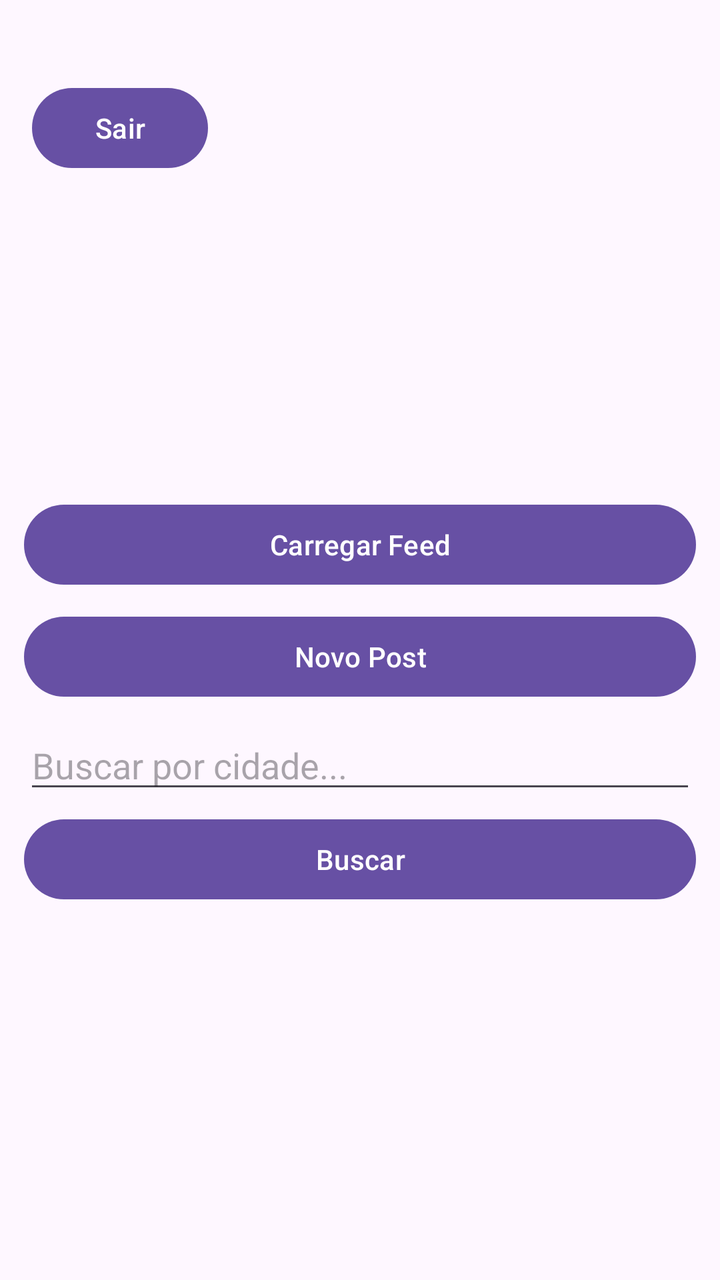
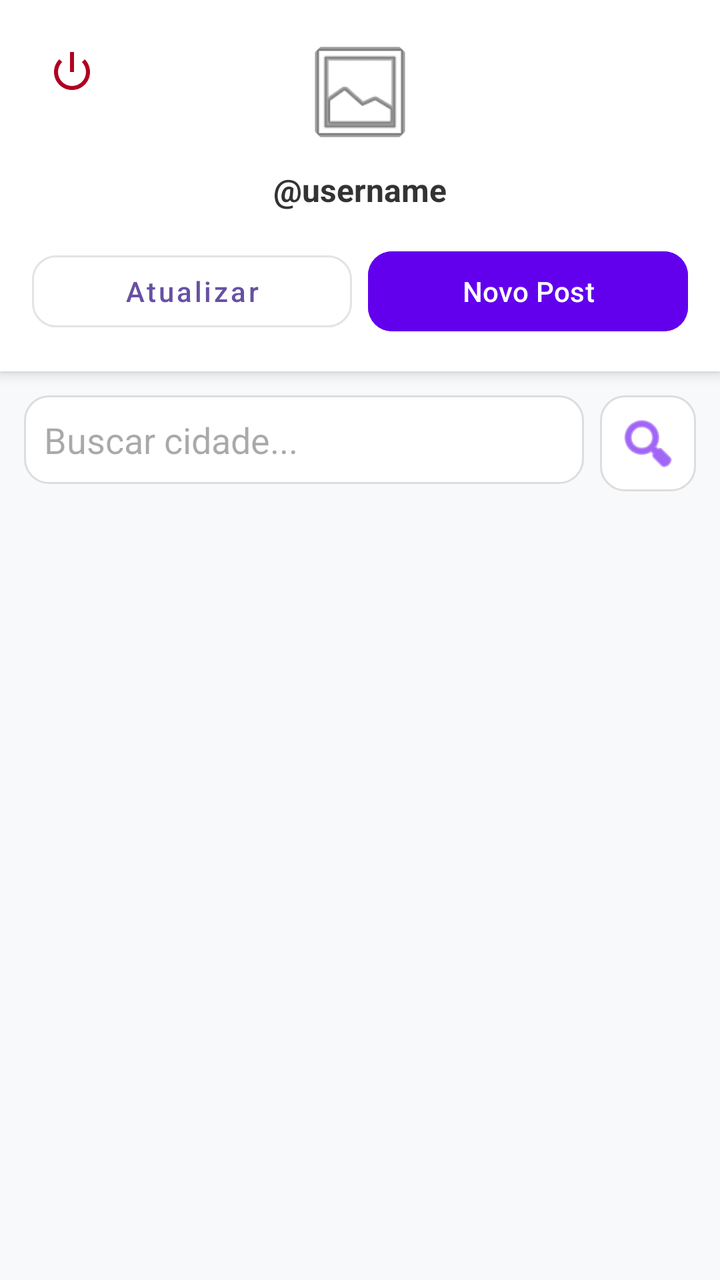

Two renders of the same Android screen: before a commit and after it. Below are the layout's source before the change and the commit's diff.
<!-- AndroidManifest.xml: application theme Theme.MicroRedeSocial -->
<!-- res/layout/activity_home.xml -->
<?xml version="1.0" encoding="utf-8"?>
<androidx.constraintlayout.widget.ConstraintLayout
    xmlns:android="http://schemas.android.com/apk/res/android"
    xmlns:app="http://schemas.android.com/apk/res-auto"
    android:layout_width="match_parent"
    android:layout_height="match_parent">

    <Button
        android:id="@+id/btnLogout"
        android:layout_width="wrap_content"
        android:layout_height="wrap_content"
        android:text="Sair"
        android:layout_marginTop="40dp"
        android:layout_marginStart="16dp"
        app:layout_constraintTop_toTopOf="parent"
        app:layout_constraintStart_toStartOf="parent"/>

    <ImageView
        android:id="@+id/imageProfile"
        android:layout_width="80dp"
        android:layout_height="80dp"
        android:layout_marginTop="32dp"
        app:layout_constraintTop_toBottomOf="@id/btnLogout"
        app:layout_constraintStart_toStartOf="parent"
        app:layout_constraintEnd_toEndOf="parent"/>

    <TextView
        android:id="@+id/textUsername"
        android:layout_width="wrap_content"
        android:layout_height="wrap_content"
        android:textSize="18sp"
        android:layout_marginTop="12dp"
        app:layout_constraintTop_toBottomOf="@id/imageProfile"
        app:layout_constraintStart_toStartOf="parent"
        app:layout_constraintEnd_toEndOf="parent"/>

    <Button
        android:id="@+id/btnCarregarFeed"
        android:layout_width="0dp"
        android:layout_height="wrap_content"
        android:text="Carregar Feed"
        android:textAllCaps="false"
        android:layout_marginHorizontal="12dp"
        android:layout_marginTop="12dp"
        app:layout_constraintTop_toBottomOf="@id/textUsername"
        app:layout_constraintStart_toStartOf="parent"
        app:layout_constraintEnd_toEndOf="parent"/>

    <Button
        android:id="@+id/btnNovoPost"
        android:layout_width="0dp"
        android:layout_height="wrap_content"
        android:text="Novo Post"
        android:textAllCaps="false"
        android:layout_marginHorizontal="12dp"
        android:layout_marginTop="8dp"
        app:layout_constraintTop_toBottomOf="@id/btnCarregarFeed"
        app:layout_constraintStart_toStartOf="parent"
        app:layout_constraintEnd_toEndOf="parent"/>

    
    <EditText
        android:id="@+id/editBuscarCidade"
        android:layout_width="0dp"
        android:layout_height="wrap_content"
        android:hint="Buscar por cidade..."
        android:layout_marginHorizontal="12dp"
        android:layout_marginTop="8dp"
        app:layout_constraintTop_toBottomOf="@id/btnNovoPost"
        app:layout_constraintStart_toStartOf="parent"
        app:layout_constraintEnd_toEndOf="parent"/>

    
    <Button
        android:id="@+id/btnBuscarCidade"
        android:layout_width="0dp"
        android:layout_height="wrap_content"
        android:text="Buscar"
        android:textAllCaps="false"
        android:layout_marginHorizontal="12dp"
        android:layout_marginTop="4dp"
        app:layout_constraintTop_toBottomOf="@id/editBuscarCidade"
        app:layout_constraintStart_toStartOf="parent"
        app:layout_constraintEnd_toEndOf="parent"/>

    
    <androidx.recyclerview.widget.RecyclerView
        android:id="@+id/recyclerView"
        android:layout_width="0dp"
        android:layout_height="0dp"
        android:layout_marginTop="8dp"
        app:layout_constraintTop_toBottomOf="@id/btnBuscarCidade"
        app:layout_constraintBottom_toBottomOf="parent"
        app:layout_constraintStart_toStartOf="parent"
        app:layout_constraintEnd_toEndOf="parent"/>

</androidx.constraintlayout.widget.ConstraintLayout>
<!-- resources referenced by this layout -->
<resources>
  <style name="Theme.MicroRedeSocial" parent="Base.Theme.MicroRedeSocial" />
  <style name="Base.Theme.MicroRedeSocial" parent="Theme.Material3.DayNight.NoActionBar">
          
          
      </style>
</resources>

<!-- the commit's change to res/layout/activity_home.xml (unified diff, before → after) -->
@@ -3,93 +3,132 @@
     xmlns:android="http://schemas.android.com/apk/res/android"
     xmlns:app="http://schemas.android.com/apk/res-auto"
     android:layout_width="match_parent"
-    android:layout_height="match_parent">
+    android:layout_height="match_parent"
+    android:background="#F8F9FA">
 
-    <Button
-        android:id="@+id/btnLogout"
-        android:layout_width="wrap_content"
+    <androidx.cardview.widget.CardView
+        android:id="@+id/cardHeader"
+        android:layout_width="match_parent"
         android:layout_height="wrap_content"
-        android:text="Sair"
-        android:layout_marginTop="40dp"
-        android:layout_marginStart="16dp"
-        app:layout_constraintTop_toTopOf="parent"
-        app:layout_constraintStart_toStartOf="parent"/>
+        app:cardElevation="4dp"
+        app:cardCornerRadius="0dp"
+        app:layout_constraintTop_toTopOf="parent">
 
-    <ImageView
-        android:id="@+id/imageProfile"
-        android:layout_width="80dp"
-        android:layout_height="80dp"
-        android:layout_marginTop="32dp"
-        app:layout_constraintTop_toBottomOf="@id/btnLogout"
-        app:layout_constraintStart_toStartOf="parent"
-        app:layout_constraintEnd_toEndOf="parent"/>
+        <androidx.constraintlayout.widget.ConstraintLayout
+            android:layout_width="match_parent"
+            android:layout_height="wrap_content"
+            android:padding="16dp">
 
-    <TextView
-        android:id="@+id/textUsername"
-        android:layout_width="wrap_content"
+            <ImageButton
+                android:id="@+id/btnLogout"
+                android:layout_width="40dp"
+                android:layout_height="40dp"
+                android:background="?attr/selectableItemBackgroundBorderless"
+                android:src="@android:drawable/ic_lock_power_off"
+                app:tint="#B00020"
+                app:layout_constraintTop_toTopOf="parent"
+                app:layout_constraintStart_toStartOf="parent"/>
+
+            <androidx.cardview.widget.CardView
+                android:id="@+id/cardProfileFrame"
+                android:layout_width="60dp"
+                android:layout_height="60dp"
+                app:cardCornerRadius="30dp"
+                app:cardElevation="0dp"
+                app:layout_constraintTop_toTopOf="parent"
+                app:layout_constraintStart_toStartOf="parent"
+                app:layout_constraintEnd_toEndOf="parent">
+
+                <ImageView
+                    android:id="@+id/imageProfile"
+                    android:layout_width="match_parent"
+                    android:layout_height="match_parent"
+                    android:scaleType="centerCrop"
+                    android:src="@android:drawable/ic_menu_gallery" />
+            </androidx.cardview.widget.CardView>
+
+            <TextView
+                android:id="@+id/textUsername"
+                android:layout_width="wrap_content"
+                android:layout_height="wrap_content"
+                android:text="@username"
+                android:textSize="16sp"
+                android:textStyle="bold"
+                android:textColor="#333333"
+                android:layout_marginTop="8dp"
+                app:layout_constraintTop_toBottomOf="@id/cardProfileFrame"
+                app:layout_constraintStart_toStartOf="parent"
+                app:layout_constraintEnd_toEndOf="parent"/>
+
+            <LinearLayout
+                android:id="@+id/layoutActions"
+                android:layout_width="match_parent"
+                android:layout_height="wrap_content"
+                android:orientation="horizontal"
+                android:layout_marginTop="16dp"
+                app:layout_constraintTop_toBottomOf="@id/textUsername">
+
+                <Button
+                    android:id="@+id/btnCarregarFeed"
+                    style="@style/Widget.MaterialComponents.Button.OutlinedButton"
+                    android:layout_width="0dp"
+                    android:layout_height="wrap_content"
+                    android:layout_weight="1"
+                    android:layout_marginEnd="4dp"
+                    android:text="Atualizar"
+                    android:textAllCaps="false"
+                    app:cornerRadius="12dp"/>
+
+                <Button
+                    android:id="@+id/btnNovoPost"
+                    android:layout_width="0dp"
+                    android:layout_height="wrap_content"
+                    android:layout_weight="1"
+                    android:layout_marginStart="4dp"
+                    android:text="Novo Post"
+                    android:textAllCaps="false"
+                    android:backgroundTint="#6200EE"
+                    app:cornerRadius="12dp"/>
+            </LinearLayout>
+
+        </androidx.constraintlayout.widget.ConstraintLayout>
+    </androidx.cardview.widget.CardView>
+
+    <LinearLayout
+        android:id="@+id/searchContainer"
+        android:layout_width="match_parent"
         android:layout_height="wrap_content"
-        android:textSize="18sp"
-        android:layout_marginTop="12dp"
-        app:layout_constraintTop_toBottomOf="@id/imageProfile"
-        app:layout_constraintStart_toStartOf="parent"
-        app:layout_constraintEnd_toEndOf="parent"/>
+        android:orientation="horizontal"
+        android:padding="12dp"
+        app:layout_constraintTop_toBottomOf="@id/cardHeader">
 
-    <Button
-        android:id="@+id/btnCarregarFeed"
-        android:layout_width="0dp"
-        android:layout_height="wrap_content"
-        android:text="Carregar Feed"
-        android:textAllCaps="false"
-        android:layout_marginHorizontal="12dp"
-        android:layout_marginTop="12dp"
-        app:layout_constraintTop_toBottomOf="@id/textUsername"
-        app:layout_constraintStart_toStartOf="parent"
-        app:layout_constraintEnd_toEndOf="parent"/>
+        <EditText
+            android:id="@+id/editBuscarCidade"
+            android:layout_width="0dp"
+            android:layout_height="wrap_content"
+            android:layout_weight="1"
+            android:hint="Buscar cidade..."
+            android:background="@drawable/edit_text_rounded"
+            android:inputType="text"
+            android:padding="10dp"
+            android:layout_marginEnd="8dp"/>
 
-    <Button
-        android:id="@+id/btnNovoPost"
-        android:layout_width="0dp"
-        android:layout_height="wrap_content"
-        android:text="Novo Post"
-        android:textAllCaps="false"
-        android:layout_marginHorizontal="12dp"
-        android:layout_marginTop="8dp"
-        app:layout_constraintTop_toBottomOf="@id/btnCarregarFeed"
-        app:layout_constraintStart_toStartOf="parent"
-        app:layout_constraintEnd_toEndOf="parent"/>
+        <ImageButton
+            android:id="@+id/btnBuscarCidade"
+            android:layout_width="48dp"
+            android:layout_height="48dp"
+            android:background="@drawable/edit_text_rounded"
+            android:src="@android:drawable/ic_menu_search"
+            app:tint="#6200EE"/>
+    </LinearLayout>
 
-    
-    <EditText
-        android:id="@+id/editBuscarCidade"
-        android:layout_width="0dp"
-        android:layout_height="wrap_content"
-        android:hint="Buscar por cidade..."
-        android:layout_marginHorizontal="12dp"
-        android:layout_marginTop="8dp"
-        app:layout_constraintTop_toBottomOf="@id/btnNovoPost"
-        app:layout_constraintStart_toStartOf="parent"
-        app:layout_constraintEnd_toEndOf="parent"/>
-
-    
-    <Button
-        android:id="@+id/btnBuscarCidade"
-        android:layout_width="0dp"
-        android:layout_height="wrap_content"
-        android:text="Buscar"
-        android:textAllCaps="false"
-        android:layout_marginHorizontal="12dp"
-        android:layout_marginTop="4dp"
-        app:layout_constraintTop_toBottomOf="@id/editBuscarCidade"
-        app:layout_constraintStart_toStartOf="parent"
-        app:layout_constraintEnd_toEndOf="parent"/>
-
-    
     <androidx.recyclerview.widget.RecyclerView
         android:id="@+id/recyclerView"
-        android:layout_width="0dp"
+        android:layout_width="match_parent"
         android:layout_height="0dp"
-        android:layout_marginTop="8dp"
-        app:layout_constraintTop_toBottomOf="@id/btnBuscarCidade"
+        android:clipToPadding="false"
+        android:paddingBottom="16dp"
+        app:layout_constraintTop_toBottomOf="@id/searchContainer"
         app:layout_constraintBottom_toBottomOf="parent"
         app:layout_constraintStart_toStartOf="parent"
         app:layout_constraintEnd_toEndOf="parent"/>
<!-- resource entries referenced after the edit -->
@@ -1,5 +1,17 @@
 <!-- resources referenced by this layout -->
 <resources>
+  <!-- drawable edit_text_rounded (drawable) -->
+  <?xml version="1.0" encoding="utf-8"?>
+  <shape xmlns:android="http://schemas.android.com/apk/res/android">
+      <solid android:color="#FFFFFF"/>
+      <stroke android:width="1dp" android:color="#DDDDDD"/>
+      <corners android:radius="12dp"/>
+      <padding
+          android:left="12dp"
+          android:right="12dp"
+          android:top="12dp"
+          android:bottom="12dp"/>
+  </shape>
   <style name="Theme.MicroRedeSocial" parent="Base.Theme.MicroRedeSocial" />
   <style name="Base.Theme.MicroRedeSocial" parent="Theme.Material3.DayNight.NoActionBar">
           
